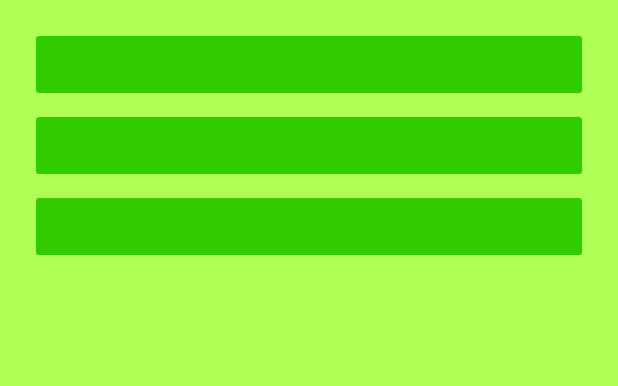
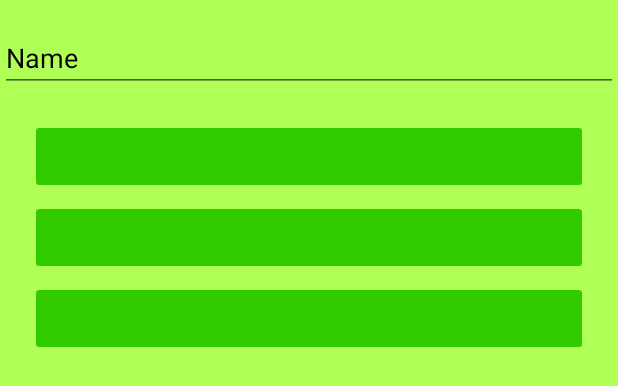
Before and after one commit to borisengler/FinalSpaceApp, an Android app: the layout fragment_quotes.xml on its own in the app's theme, with its tools: preview values and no code run, on a phone screen of 412 x 824 dp. Shown: the top 386 px of the screen. Run offline under Robolectric (Android 15) with nearby library versions, the phone set to English and light mode, and no system bars.

Commit message:
Search bar added

```diff
--- a/app/src/main/res/layout/activity_main.xml
+++ b/app/src/main/res/layout/activity_main.xml
@@ -1,5 +1,6 @@
 <?xml version="1.0" encoding="utf-8"?>
 <androidx.constraintlayout.widget.ConstraintLayout xmlns:android="http://schemas.android.com/apk/res/android"
+    android:id="@+id/activityMain"
     xmlns:app="http://schemas.android.com/apk/res-auto"
     xmlns:tools="http://schemas.android.com/tools"
     android:layout_width="match_parent"
@@ -38,7 +39,7 @@
         android:id="@+id/toolbar"
         android:layout_width="match_parent"
         android:layout_height="wrap_content"
-        android:background="?attr/colorPrimary"
+        android:background="@color/colorPrimary"
         android:minHeight="?attr/actionBarSize"
         android:theme="?attr/actionBarTheme"
         app:layout_constraintBottom_toTopOf="@+id/frame"
--- a/app/src/main/res/layout/fragment_quotes.xml
+++ b/app/src/main/res/layout/fragment_quotes.xml
@@ -6,6 +6,7 @@
     android:layout_width="match_parent"
     android:layout_height="match_parent"
     tools:context=".ui.quotes.QuotesFragment"
+    android:visibility="visible"
     >
 
     <androidx.swiperefreshlayout.widget.SwipeRefreshLayout
@@ -24,14 +25,14 @@
                 android:layout_width="match_parent"
                 android:layout_height="@dimen/none"
                 android:layout_marginStart="@dimen/large"
+                android:layout_marginTop="@dimen/large"
                 android:layout_marginEnd="@dimen/large"
-                android:layout_marginTop="@dimen/large"
                 android:layout_marginBottom="@dimen/large"
                 app:layoutManager="androidx.recyclerview.widget.LinearLayoutManager"
                 app:layout_constraintBottom_toBottomOf="parent"
                 app:layout_constraintEnd_toEndOf="parent"
                 app:layout_constraintStart_toStartOf="parent"
-                app:layout_constraintTop_toTopOf="parent"
+                app:layout_constraintTop_toBottomOf="@+id/search_quotes"
                 tools:listitem="@layout/item_quote"
                 />
 
@@ -50,6 +51,22 @@
                 app:layout_constraintTop_toTopOf="parent"
                 />
 
+
+
+            <EditText
+                android:id="@+id/search_quotes"
+                android:ems="10"
+                android:inputType="textPersonName"
+                tools:text="Name"
+                android:layout_width="0dp"
+                android:layout_height="wrap_content"
+                android:layout_marginTop="@dimen/large"
+                app:layout_constraintBottom_toTopOf="@+id/quotes"
+                app:layout_constraintEnd_toEndOf="parent"
+                app:layout_constraintStart_toStartOf="parent"
+                app:layout_constraintTop_toTopOf="parent"
+                />
+
         </androidx.constraintlayout.widget.ConstraintLayout>
 
     </androidx.swiperefreshlayout.widget.SwipeRefreshLayout>
--- a/app/src/main/res/layout/fragment_settings.xml
+++ b/app/src/main/res/layout/fragment_settings.xml
@@ -1,5 +1,6 @@
 <?xml version="1.0" encoding="utf-8"?>
 <FrameLayout
+    android:id="@+id/settings_fragment"
     xmlns:android="http://schemas.android.com/apk/res/android"
     xmlns:app="http://schemas.android.com/apk/res-auto"
     xmlns:tools="http://schemas.android.com/tools"
--- a/app/src/main/res/values/strings.xml
+++ b/app/src/main/res/values/strings.xml
@@ -5,7 +5,7 @@
     <string name="quotes">Quotes</string>
     <string name="settings">Settings</string>
     <string name="sync_data">Sync data</string>
-    <string name="no_data_available_sync_your_data_first">No data available, sync your data first</string>
+    <string name="no_data_available_sync_your_data_first">No data found</string>
     <string name="episodeName">This is episode</string>
     <string name="episodeAirDate">Air date: %1$s</string>
     <string name="episodeDirector">Director: %1$s</string>
```
Also changed, not shown: app/build.gradle (+17 -12 lines), app/src/main/java/com/example/finalfinalspace/data/db/QuotesDAO.kt (+11 -0 lines), app/src/main/java/com/example/finalfinalspace/domain/QuotesManager.kt (+15 -1 lines), app/src/main/java/com/example/finalfinalspace/ui/quotes/QuotesFragment.kt (+20 -12 lines), app/src/main/java/com/example/finalfinalspace/ui/quotes/QuotesSearchListener.kt (added, +22 -0 lines), app/src/main/java/com/example/finalfinalspace/ui/quotes/QuotesViewModel.kt (+17 -3 lines), 3 other files.
